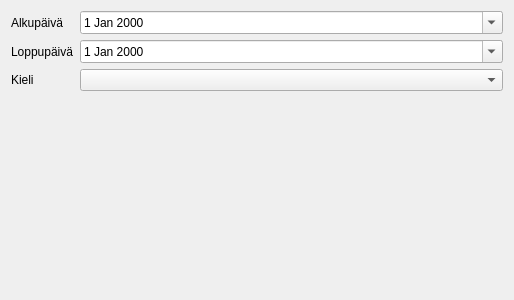
This is kitsas/raportti/pvmvali.ui in artoh/kitupiikki as Qt 5 draws it before an edit. The edited form follows.
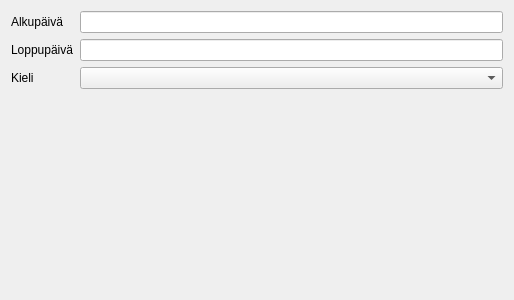
This is the edited form. Custom widgets are drawn as their Qt base class.

Commit message: Raportin dialogeissa KpDateEdit

Patch:
```diff
--- a/kitsas/raportti/pvmvali.ui
+++ b/kitsas/raportti/pvmvali.ui
@@ -27,10 +27,7 @@
       </widget>
      </item>
      <item row="0" column="1">
-      <widget class="QDateEdit" name="alkaa">
-       <property name="calendarPopup">
-        <bool>true</bool>
-       </property>
+      <widget class="KpDateEdit" name="alkaa">
       </widget>
      </item>
      <item row="1" column="0">
@@ -44,10 +41,7 @@
       </widget>
      </item>
      <item row="1" column="1">
-      <widget class="QDateEdit" name="paattyy">
-       <property name="calendarPopup">
-        <bool>true</bool>
-       </property>
+      <widget class="KpDateEdit" name="paattyy">
       </widget>
      </item>
      <item row="2" column="0">
@@ -78,6 +72,11 @@
   </layout>
  </widget>
  <customwidgets>
+   <customwidget>
+    <class>KpDateEdit</class>
+    <extends>QLineEdit</extends>
+    <header location="global">tools/kpdateedit.h</header>
+   </customwidget>
   <customwidget>
    <class>KieliCombo</class>
    <extends>QComboBox</extends>
```
The commit also changes 6 other files.
